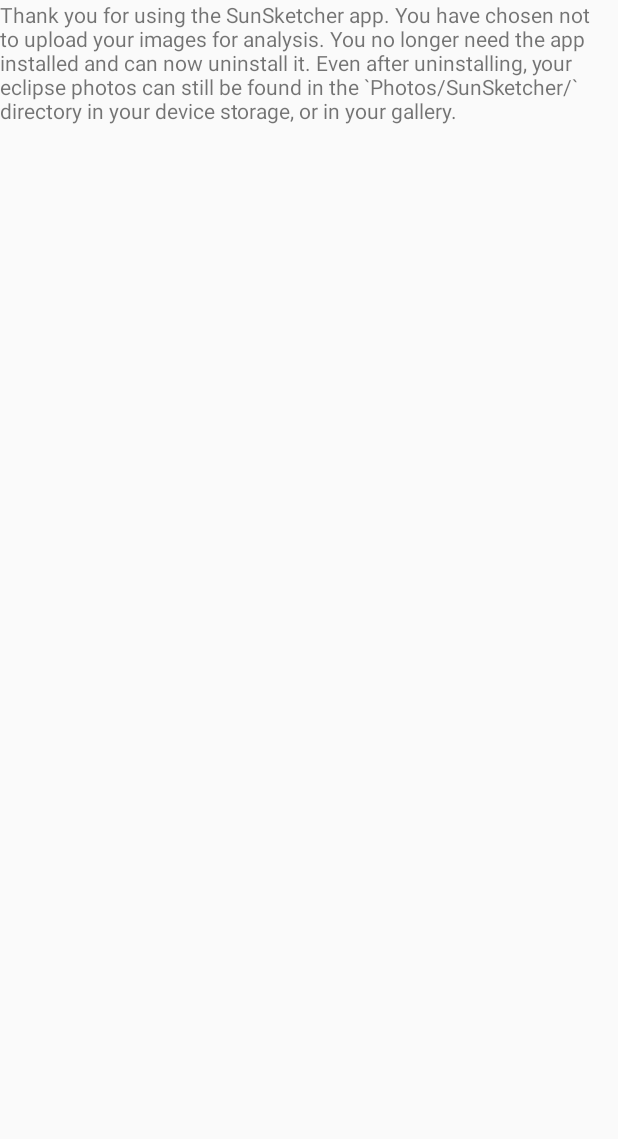
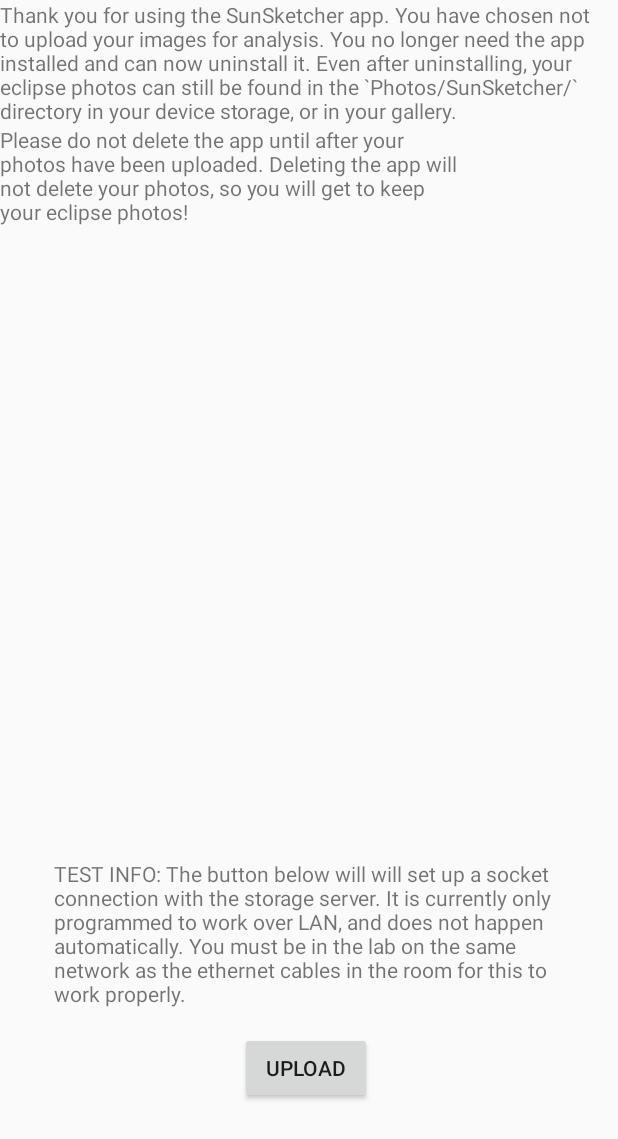
Before and after one commit to danewest/SunSketcher, an Android app: the FinishedInfoActivity screen opened directly, with no data from a screen before it, on a phone screen of 412 x 824 dp. Shown: the top 1139 px of the screen. Run offline under Robolectric (Android 15) with nearby library versions, the phone set to English and light mode, and no system bars.

```diff
--- a/app/src/main/java/com/wkuxr/eclipsetotality/activities/FinishedInfoActivity.kt
+++ b/app/src/main/java/com/wkuxr/eclipsetotality/activities/FinishedInfoActivity.kt
@@ -1,6 +1,8 @@
 package com.wkuxr.eclipsetotality.activities
 
+import android.content.Context
 import android.os.Bundle
+import android.widget.Button
 import androidx.appcompat.app.AppCompatActivity
 import com.wkuxr.eclipsetotality.activities.SendConfirmationActivity.Companion.prefs
 import com.wkuxr.eclipsetotality.databinding.ActivityFinishedInfoBinding
@@ -24,4 +26,17 @@ class FinishedInfoActivity : AppCompatActivity() {
             text.text = "Thank you for using the SunSketcher app. You have chosen to upload your images for analysis. Please keep the app installed and do not delete the photos in the `Pictures/SunSketcher/` directory, or the SunSketcher album in your gallery, until further notice. You will receive a notification when your images have been uploaded, at which point you can freely delete the app and images from your device. This may take more than a month, so we appreciate your patience."
         }
     }
+
+    fun onUploadClick(v: Button){
+        try {
+            prefs = getSharedPreferences("eclipseDetails", Context.MODE_PRIVATE)
+            clientTransferSequence()
+            v.text = "uploading, please wait..."
+
+            while(prefs.getInt("finishedUpload", 0) == 0);
+            v.text = "upload complete"
+        } catch (e: Exception){
+            e.printStackTrace();
+        }
+    }
 }
--- a/app/src/main/res/layout/activity_finished_info.xml
+++ b/app/src/main/res/layout/activity_finished_info.xml
@@ -14,4 +14,31 @@
         app:layout_constraintStart_toStartOf="parent"
         app:layout_constraintTop_toTopOf="parent" />
 
+    <TextView
+        android:id="@+id/doNotDeleteWarning"
+        android:layout_width="308dp"
+        android:layout_height="76dp"
+        android:text="Please do not delete the app until after your photos have been uploaded. Deleting the app will not delete your photos, so you will get to keep your eclipse photos!"
+        app:layout_constraintStart_toStartOf="parent"
+        app:layout_constraintTop_toBottomOf="@+id/infoText" />
+
+    <Button
+        android:id="@+id/uploadBtn"
+        android:layout_width="wrap_content"
+        android:layout_height="wrap_content"
+        android:layout_marginStart="160dp"
+        android:layout_marginBottom="88dp"
+        android:onClick="onUploadClick"
+        android:text="upload"
+        app:layout_constraintBottom_toBottomOf="parent"
+        app:layout_constraintStart_toStartOf="parent" />
+
+    <TextView
+        android:id="@+id/testInfoText"
+        android:layout_width="333dp"
+        android:layout_height="115dp"
+        android:layout_marginStart="36dp"
+        android:text="TEST INFO: The button below will will set up a socket connection with the storage server. It is currently only programmed to work over LAN, and does not happen automatically. You must be in the lab on the same network as the ethernet cables in the room for this to work properly."
+        app:layout_constraintBottom_toTopOf="@+id/uploadBtn"
+        app:layout_constraintStart_toStartOf="parent" />
 </androidx.constraintlayout.widget.ConstraintLayout>
```
